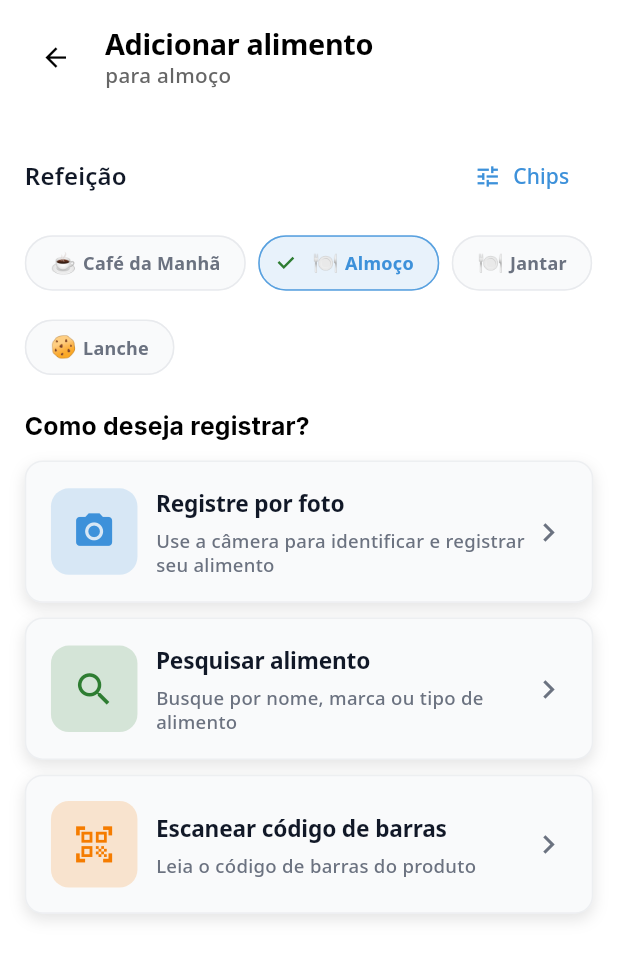
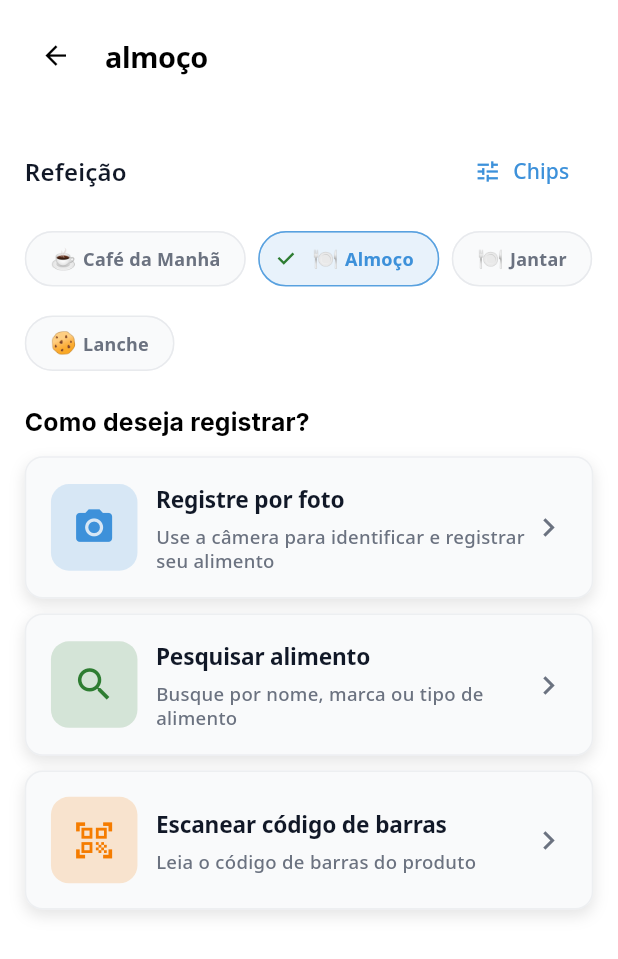
Before and after one commit to alextavares/nutriz, a Flutter app: the AddFoodEntryScreen screen opened by its route, on a phone screen of 412 x 824 dp. Shown: the top 959 px of the screen. Run offline on Flutter 3.47's test engine with Material 3 defaults, Android fonts, the phone set to English and light mode, and no system bars; our stand-ins replace cached_network_image, camera, connectivity_plus, dio, fl_chart, flutter_local_notifications and 10 more; missing offline and left inert: dart:html; accounts and stored records are empty; network calls fail.

Commit message:
style(headers): remover 'Adicionar alimento' e exibir apenas refeição selecionada (padrão Yazio)

```diff
--- a/lib/presentation/food_logging_screen/add_food_entry_screen.dart
+++ b/lib/presentation/food_logging_screen/add_food_entry_screen.dart
@@ -124,19 +124,11 @@ class _AddFoodEntryScreenState extends State<AddFoodEntryScreen> {
                         crossAxisAlignment: CrossAxisAlignment.start,
                         children: [
                           Text(
-                            'Adicionar alimento',
+                            _mealLabel(),
                             style: theme.textTheme.titleLarge?.copyWith(
                               fontWeight: FontWeight.w700,
                               letterSpacing: -0.2,
                               fontSize: 14.sp,
-                            ),
-                          ),
-                          Text(
-                            'para ${_mealLabel()}',
-                            style: theme.textTheme.bodyMedium?.copyWith(
-                              color: cs.onSurfaceVariant,
-                              fontWeight: FontWeight.w500,
-                              fontSize: 10.sp,
                             ),
                           ),
                         ],
--- a/lib/presentation/food_logging_screen/food_logging_screen.dart
+++ b/lib/presentation/food_logging_screen/food_logging_screen.dart
@@ -1568,17 +1568,10 @@ class _FoodLoggingScreenState extends State<FoodLoggingScreen> {
                           crossAxisAlignment: CrossAxisAlignment.start,
                           children: [
                             Text(
-                              'Adicionar alimento',
+                              _currentMealLabel(),
                               style: theme.textTheme.titleLarge?.copyWith(
                                 fontWeight: FontWeight.w700,
                                 letterSpacing: -0.2,
-                              ),
-                            ),
-                            Text(
-                              'para ${_currentMealLabel()}',
-                              style: theme.textTheme.bodySmall?.copyWith(
-                                color: cs.onSurfaceVariant,
-                                fontWeight: FontWeight.w500,
                               ),
                             ),
                           ],
```
